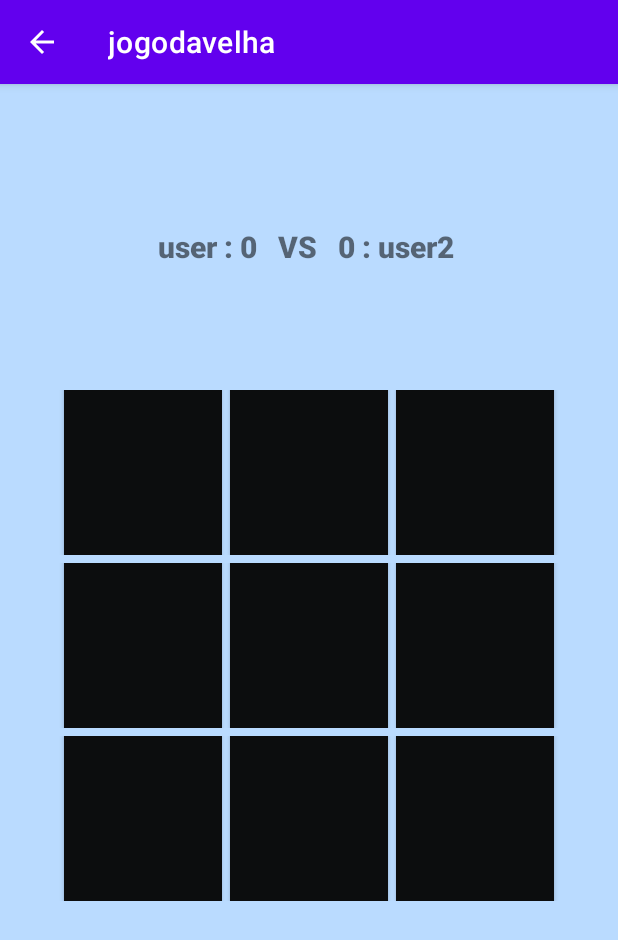
After one commit to omarcus212/Kotln-JogoDaVelha, an Android app: the jogadorVSjogador screen opened directly, with no data from a screen before it, on a phone screen of 412 x 824 dp. The commit adds this screen. Shown: the top 940 px of the screen. Run offline under Robolectric (Android 15) with nearby library versions, the phone set to English and light mode, and no system bars.

Commit message:
falta o resto

```diff
--- a/app/build.gradle
+++ b/app/build.gradle
@@ -8,7 +8,7 @@ android {
 
     defaultConfig {
         applicationId "com.senai.jogovelha"
-        minSdk 21
+        minSdk 25
         targetSdk 32
         versionCode 1
         versionName "1.0"
@@ -37,6 +37,7 @@ dependencies {
     implementation 'androidx.appcompat:appcompat:1.4.1'
     implementation 'com.google.android.material:material:1.5.0'
     implementation 'androidx.constraintlayout:constraintlayout:2.1.3'
+    implementation 'androidx.wear.tiles:tiles-material:+'
     testImplementation 'junit:junit:4.+'
     androidTestImplementation 'androidx.test.ext:junit:1.1.3'
     androidTestImplementation 'androidx.test.espresso:espresso-core:3.4.0'
--- a/app/src/main/AndroidManifest.xml
+++ b/app/src/main/AndroidManifest.xml
@@ -10,12 +10,14 @@
         android:supportsRtl="true"
         android:theme="@style/Theme.Jogovelha">
         <activity
-            android:name=".jogovelhaframe2"
+            android:name=".jogadorVSjogador"
             android:exported="false"
             android:parentActivityName=".MainActivity"
             />
-
-
+        <activity
+            android:name=".jogovelhaframe2"
+            android:exported="false"
+            android:parentActivityName=".MainActivity" />
         <activity
             android:name=".MainActivity"
             android:exported="true">
--- a/app/src/main/java/com/senai/jogovelha/MainActivity.kt
+++ b/app/src/main/java/com/senai/jogovelha/MainActivity.kt
@@ -15,6 +15,8 @@ class MainActivity : AppCompatActivity() {
         val oneplayer = findViewById<Button>(R.id.oneplayer)
         oneplayer.setOnClickListener{chamanadoframeoneplayer(oneplayer)}
 
+        val twoplayer = findViewById<Button>(R.id.twoplayers)
+        twoplayer.setOnClickListener{chamanadoframeuserVSuser(twoplayer)}
 
 
 }
@@ -27,4 +29,12 @@ class MainActivity : AppCompatActivity() {
     }
 
 
+    private fun chamanadoframeuserVSuser(twoplayer : Button){
+        val userFrame= Intent(this, jogadorVSjogador::class.java)
+
+        startActivity(userFrame)
+
+    }
+
+
 }
--- /dev/null
+++ b/app/src/main/java/com/senai/jogovelha/jogadorVSjogador.kt
@@ -0,0 +1,85 @@
+package com.senai.jogovelha
+
+import androidx.appcompat.app.AppCompatActivity
+import android.os.Bundle
+import android.util.TypedValue
+import android.widget.Button
+import android.widget.TextView
+
+var contador: Int = 0;
+var jogadorcct1 = 0;
+var jogadorcct2 = 0;
+var jogador = 1;
+var contr: Int = 0;
+
+class jogadorVSjogador : AppCompatActivity() {
+    override fun onCreate(savedInstanceState: Bundle?) {
+        super.onCreate(savedInstanceState)
+        setContentView(R.layout.activity_jogador_vsjogador)
+
+
+        val btn1 = findViewById<Button>(R.id.btn1)
+        val btn2 = findViewById<Button>(R.id.btn2)
+        val btn3 = findViewById<Button>(R.id.btn3)
+        val btn4 = findViewById<Button>(R.id.btn4)
+        val btn5 = findViewById<Button>(R.id.btn5)
+        val btn6 = findViewById<Button>(R.id.btn6)
+        val btn7 = findViewById<Button>(R.id.btn7)
+        val btn8 = findViewById<Button>(R.id.btn8)
+        val btn9 = findViewById<Button>(R.id.btn9)
+
+
+            val btnList = arrayListOf<Button>(btn1, btn2, btn3, btn4, btn5, btn6, btn7, btn8, btn9)
+
+
+
+        for (x in 0..btnList.size-1 ){
+            btnList[x].setOnClickListener { tdo(it as Button) }
+        }
+
+    }
+
+
+    private fun tdo(btn: Button) {
+        val result = findViewById<TextView>(R.id.result)
+
+        while (contador <=9) {
+           if(jogador % 2 != 0) {
+
+                btn.setText("x")
+                btn.textSize = 80f
+
+                 jogador++;
+                println(jogador);
+               btn.isClickable = true
+                break
+
+            }
+            if(jogador %2 != 1){
+
+                btn.setText("0")
+                btn.textSize = 80f
+
+                  jogador++;
+                println(jogador)
+                btn.isClickable = true
+                break
+            }
+
+            btn.isClickable = false
+
+            contador++;
+
+        }
+
+    }
+
+
+
+    }
+
+
+
+//btnList[x].text = "x"
+//       btnList[x].textSize = 80f
+//        btnList[x].isClickable = false
--- /dev/null
+++ b/app/src/main/res/layout/activity_jogador_vsjogador.xml
@@ -0,0 +1,139 @@
+<?xml version="1.0" encoding="utf-8"?>
+<LinearLayout
+    xmlns:android="http://schemas.android.com/apk/res/android"
+    xmlns:app="http://schemas.android.com/apk/res-auto"
+    xmlns:tools="http://schemas.android.com/tools"
+    android:layout_width="match_parent"
+    android:layout_height="match_parent"
+    tools:context=".jogadorVSjogador"
+    android:gravity="center_horizontal"
+    android:orientation="vertical"
+    android:background="#BADBFF"
+    android:paddingTop="15mm"
+    >
+<TextView
+    android:id="@+id/result"
+    android:layout_width="match_parent"
+    android:layout_height="wrap_content"
+    android:text="user : 0   VS   0 : user2 "
+    android:gravity="center"
+    android:fontFamily="sans-serif-black"
+    android:textSize="20dp"
+    android:layout_marginBottom="2dp"
+    />
+
+    <LinearLayout
+        android:id="@+id/lly1"
+        android:layout_width="352dp"
+        android:layout_height="110dp"
+        android:layout_marginTop="80dp"
+        android:layout_marginBottom="5dp"
+        android:gravity="center">
+
+        <Button
+
+            android:id="@+id/btn1"
+            android:layout_width="105dp"
+            android:layout_height="130dp"
+            android:layout_marginRight="5dp"
+            android:backgroundTint="#0C0D0E"
+
+            />
+
+        <Button
+            android:id="@+id/btn2"
+            android:layout_width="105dp"
+            android:layout_height="130dp"
+            android:layout_marginRight="5dp"
+            android:backgroundTint="#0C0D0E" />
+
+        <Button
+            android:id="@+id/btn3"
+            android:layout_width="105dp"
+            android:layout_height="130dp"
+            android:backgroundTint="#0C0D0E"
+            />
+
+    </LinearLayout>
+
+
+
+
+
+
+
+    <LinearLayout
+        android:id="@+id/lly2"
+        android:layout_width="352dp"
+        android:layout_height="110dp"
+        android:gravity="center"
+        android:layout_marginBottom="5dp"
+        >
+
+        <Button
+
+            android:id="@+id/btn4"
+            android:layout_width="105dp"
+            android:layout_height="130dp"
+            android:layout_marginRight="5dp"
+            android:backgroundTint="#0C0D0E" />
+
+        <Button
+            android:id="@+id/btn5"
+            android:layout_width="105dp"
+            android:layout_height="130dp"
+            android:layout_marginRight="5dp"
+            android:backgroundTint="#0C0D0E" />
+
+        <Button
+            android:id="@+id/btn6"
+            android:layout_width="105dp"
+            android:layout_height="130dp"
+            android:backgroundTint="#0C0D0E" />
+    </LinearLayout>
+
+
+
+
+
+
+    <LinearLayout
+        android:id="@+id/lly3"
+        android:layout_width="352dp"
+        android:layout_height="110dp"
+        android:gravity="center"
+        android:layout_marginBottom="5dp"
+        >
+
+        <Button
+
+            android:id="@+id/btn7"
+            android:layout_width="105dp"
+            android:layout_height="130dp"
+            android:layout_marginRight="5dp"
+            android:backgroundTint="#0C0D0E" />
+
+        <Button
+            android:id="@+id/btn8"
+            android:layout_width="105dp"
+            android:layout_height="130dp"
+            android:layout_marginRight="5dp"
+            android:backgroundTint="#0C0D0E" />
+
+        <Button
+            android:id="@+id/btn9"
+            android:layout_width="105dp"
+            android:layout_height="130dp"
+            android:backgroundTint="#0C0D0E" />
+
+    </LinearLayout>
+
+
+
+
+
+
+
+
+
+</LinearLayout>
--- a/app/src/main/res/layout/activity_jogovelhaframe2.xml
+++ b/app/src/main/res/layout/activity_jogovelhaframe2.xml
@@ -8,6 +8,7 @@
     tools:context=".jogovelhaframe2"
     android:orientation="vertical"
     android:gravity="center"
+    android:background="#BADBFF"
 
     >
 
--- a/app/src/main/res/layout/activity_main.xml
+++ b/app/src/main/res/layout/activity_main.xml
@@ -6,15 +6,17 @@
     android:layout_width="match_parent"
     android:layout_height="match_parent"
     tools:context=".MainActivity"
-    android:background="@android:color/holo_blue_light"
+    android:background="#BADBFF"
     android:orientation="vertical"
-    android:gravity="center"
+    android:gravity="center_horizontal"
+     android:paddingTop="25dp"
     >
 
 
     <TextView
         android:layout_width="match_parent"
         android:layout_height="91dp"
+        android:layout_marginBottom="30dp"
         android:fontFamily="sans-serif-black"
         android:gravity="center"
         android:text="JOGO DA VELHA"
@@ -24,7 +26,7 @@
     <ImageView
         android:layout_width="347dp"
         android:layout_height="272dp"
-        android:layout_marginBottom="15dp"
+        android:layout_marginBottom="20dp"
         android:backgroundTint="@color/black"
         android:src="@drawable/revelha" />
 
```
